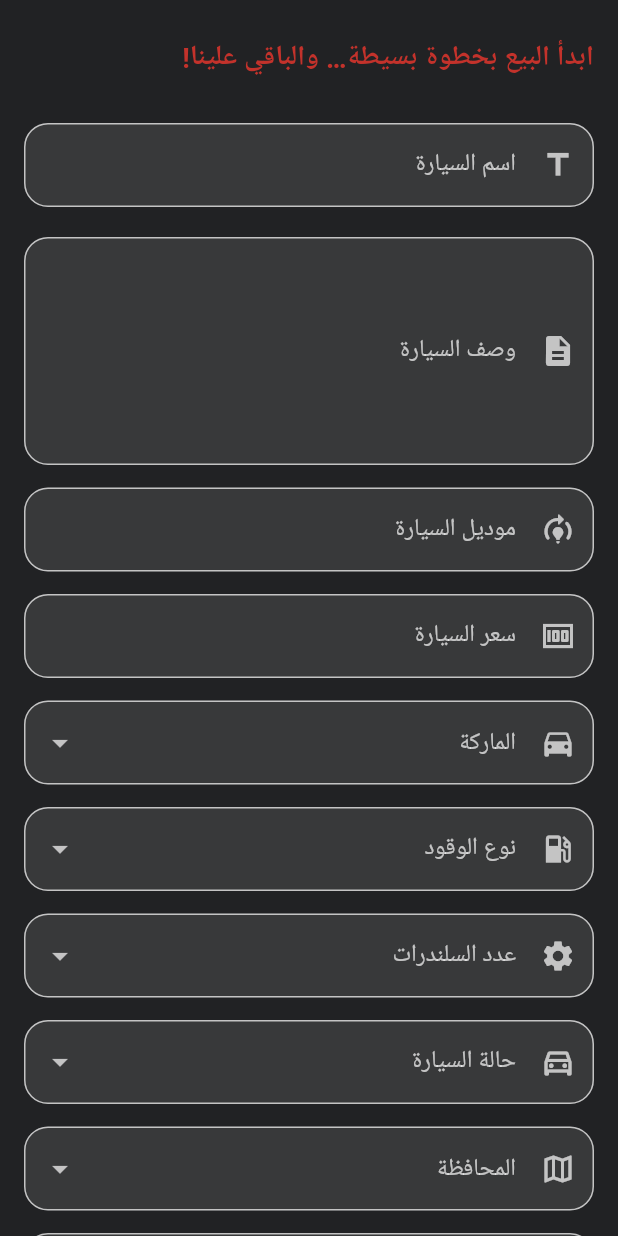
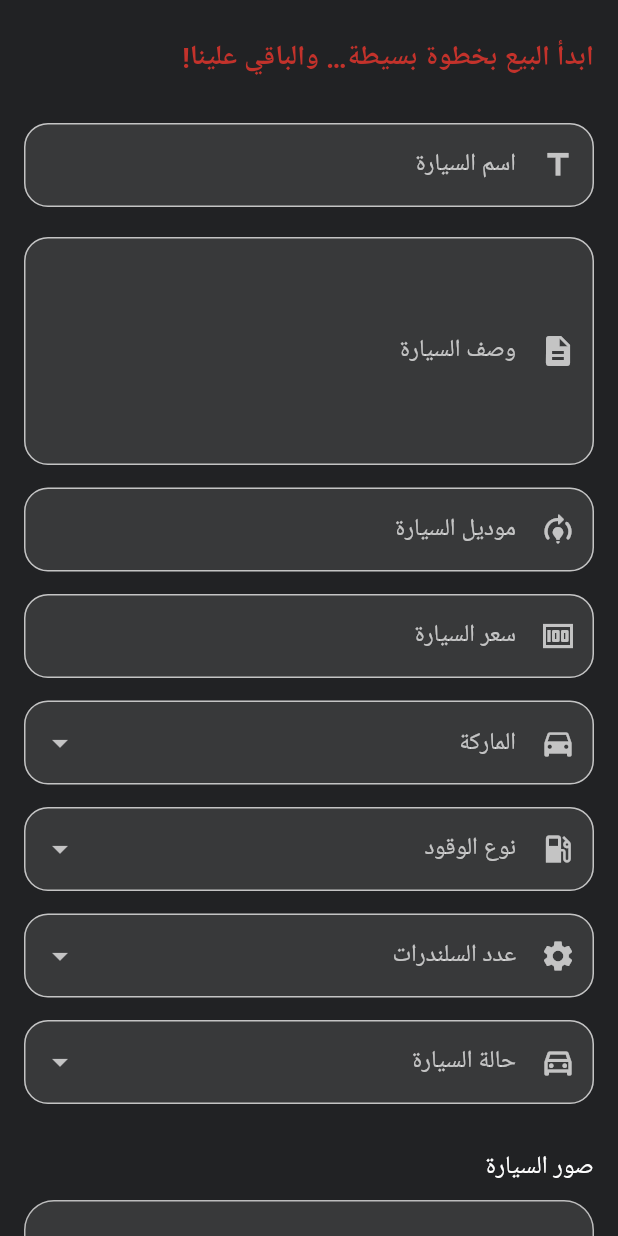
Before and after one commit to osama-ahmed-alsharabi/car-zone, a Flutter app: the CreateProductBody widget shown alone on an empty page, opened directly, on a phone screen of 412 x 824 dp. Run offline on Flutter 3.47's test engine with Material 3 defaults, Android fonts, the phone set to English and light mode, and no system bars; our stand-ins replace dio, firebase_auth, firebase_core, flutter_bloc, flutter_secure_storage, flutter_svg and 8 more; accounts and stored records are empty; network calls fail; Roboto replaces fonts that are missing (Cairo).

Commit message:
done with integrated the view model with the view and also add validation for the custom drop down widget and put the add car repo to the service

```diff
--- a/lib/core/helpers/service_locator.dart
+++ b/lib/core/helpers/service_locator.dart
@@ -10,6 +10,8 @@ import 'package:car_zone/features/auth/register/data/imp/register_repo_imp.dart'
 import 'package:car_zone/features/auth/register/data/repo/register_repo.dart';
 import 'package:car_zone/features/home/data/imp/home_imp.dart';
 import 'package:car_zone/features/home/data/repo/home_repo.dart';
+import 'package:car_zone/features/profile/data/imp/add_car_imp.dart';
+import 'package:car_zone/features/profile/data/repo/add_car_repo.dart';
 import 'package:dio/dio.dart';
 import 'package:firebase_auth/firebase_auth.dart';
 import 'package:flutter_secure_storage/flutter_secure_storage.dart';
@@ -28,6 +30,8 @@ Future<void> setupServiceLocator() async {
     SecureTokenStorage(const FlutterSecureStorage()),
   );
   getIt.registerSingleton<ApiHelper>(ApiHelper(dio: Dio()));
+
+  getIt.registerSingleton<AddCarRepo>(AddCarImp(api: getIt.get<ApiHelper>()));
   getIt.registerSingleton<LoginRepo>(
     LoginImp(
       firebaseAuth: FirebaseAuth.instance,
--- a/lib/core/widgets/custom_dropdown_form_field_widget.dart
+++ b/lib/core/widgets/custom_dropdown_form_field_widget.dart
@@ -6,6 +6,7 @@ class CustomDropdownFormFieldWidget extends StatelessWidget {
   final List<String> items;
   final String? value;
   final void Function(String?)? onChanged;
+  final String? Function(String?)? validator;
 
   const CustomDropdownFormFieldWidget({
     super.key,
@@ -14,11 +15,13 @@ class CustomDropdownFormFieldWidget extends StatelessWidget {
     required this.items,
     this.value,
     this.onChanged,
+    this.validator,
   });
 
   @override
   Widget build(BuildContext context) {
     return DropdownButtonFormField<String>(
+      validator: validator,
       value: value,
       onChanged: onChanged,
       dropdownColor: Colors.black87,
--- a/lib/features/profile/presentation/view/widgets/create_product_body.dart
+++ b/lib/features/profile/presentation/view/widgets/create_product_body.dart
@@ -1,9 +1,14 @@
+import 'dart:io';
+
+import 'package:car_zone/core/helpers/validator_helper.dart';
 import 'package:car_zone/core/utils/app_colors.dart';
 import 'package:car_zone/core/utils/app_text_style.dart';
 import 'package:car_zone/core/widgets/custom_dropdown_form_field_widget.dart';
 import 'package:car_zone/core/widgets/custom_text_from_field_widget.dart';
 import 'package:car_zone/core/widgets/custom_button_widget.dart';
+import 'package:car_zone/features/profile/presentation/view_model/add_car/add_car_cubit.dart';
 import 'package:flutter/material.dart';
+import 'package:flutter_bloc/flutter_bloc.dart';
 
 class CreateProductBody extends StatefulWidget {
   const CreateProductBody({super.key});
@@ -13,7 +18,6 @@ class CreateProductBody extends StatefulWidget {
 }
 
 class _CreateProductBodyState extends State<CreateProductBody> {
-  // Dropdown data
   final List<String> fuelItems = ["بترول", "غاز", "ديزل", "كهرباء", "هجين"];
   final List<String> selnderItems = ["4", "6", "8", "10", "12"];
   final List<String> conditionItems = ["جديدة", "مستعملة", "مصدومة"];
@@ -24,35 +28,26 @@ class _CreateProductBodyState extends State<CreateProductBody> {
     "مرسيدس",
     "هوندا",
   ];
-  final List<String> provinceItems = ["صنعاء", "عدن", "تعز", "حضرموت", "إب"];
-  final List<String> districtItems = [
-    "التحرير",
-    "السبعين",
-    "الزهرة",
-    "كريتر",
-    "خور مكسر",
-  ];
-
-  // Selected values
   String? fuelSelect;
   String? selnderSelect;
   String? conditionSelect;
   String? brandSelect;
-  String? provinceSelect;
-  String? districtSelect;
-
-  // Controllers
-  final TextEditingController nameController = TextEditingController();
+  File? selectedImage;
+  final TextEditingController titleController = TextEditingController();
   final TextEditingController descriptionController = TextEditingController();
   final TextEditingController modelController = TextEditingController();
   final TextEditingController priceController = TextEditingController();
   final TextEditingController latitudeController = TextEditingController();
   final TextEditingController longitudeController = TextEditingController();
-
+  GlobalKey<FormState> formKey = GlobalKey();
+  AutovalidateMode autovalidateMode = AutovalidateMode.disabled;
   @override
   Widget build(BuildContext context) {
     return SingleChildScrollView(
       padding: const EdgeInsets.symmetric(horizontal: 16, vertical: 10),
+      child: Form(
+        key: formKey,
+        autovalidateMode: autovalidateMode,
         child: Column(
           crossAxisAlignment: CrossAxisAlignment.start,
           children: [
@@ -65,12 +60,22 @@ class _CreateProductBodyState extends State<CreateProductBody> {
             ),
             const SizedBox(height: 30),
             CustomTextFormFieldWidget(
-            controller: nameController,
+              validator: (value) => ValidatorHelper.validateRequired(
+                value,
+                context: context,
+                fieldName: "اسم السيارة",
+              ),
+              controller: titleController,
               labelText: "اسم السيارة",
               icon: Icons.title,
             ),
             const SizedBox(height: 20),
             CustomTextFormFieldWidget(
+              validator: (value) => ValidatorHelper.validateRequired(
+                value,
+                context: context,
+                fieldName: "وصف السيارة",
+              ),
               controller: descriptionController,
               maxLines: 5,
               labelText: "وصف السيارة",
@@ -78,6 +83,11 @@ class _CreateProductBodyState extends State<CreateProductBody> {
             ),
             const SizedBox(height: 15),
             CustomTextFormFieldWidget(
+              validator: (value) => ValidatorHelper.validateRequired(
+                value,
+                context: context,
+                fieldName: "موديل السيارة",
+              ),
               controller: modelController,
               keyboardType: TextInputType.number,
               labelText: "موديل السيارة",
@@ -85,6 +95,11 @@ class _CreateProductBodyState extends State<CreateProductBody> {
             ),
             const SizedBox(height: 15),
             CustomTextFormFieldWidget(
+              validator: (value) => ValidatorHelper.validateRequired(
+                value,
+                context: context,
+                fieldName: "سعر السيارة",
+              ),
               controller: priceController,
               keyboardType: TextInputType.number,
               labelText: "سعر السيارة",
@@ -92,6 +107,11 @@ class _CreateProductBodyState extends State<CreateProductBody> {
             ),
             const SizedBox(height: 15),
             CustomDropdownFormFieldWidget(
+              validator: (value) => ValidatorHelper.validateRequired(
+                value,
+                context: context,
+                fieldName: "الماركة",
+              ),
               value: brandSelect,
               labelText: "الماركة",
               icon: Icons.directions_car,
@@ -103,6 +123,11 @@ class _CreateProductBodyState extends State<CreateProductBody> {
             ),
             const SizedBox(height: 15),
             CustomDropdownFormFieldWidget(
+              validator: (value) => ValidatorHelper.validateRequired(
+                value,
+                context: context,
+                fieldName: "نوع الوقود",
+              ),
               value: fuelSelect,
               labelText: "نوع الوقود",
               icon: Icons.local_gas_station,
@@ -114,6 +139,11 @@ class _CreateProductBodyState extends State<CreateProductBody> {
             ),
             const SizedBox(height: 15),
             CustomDropdownFormFieldWidget(
+              validator: (value) => ValidatorHelper.validateRequired(
+                value,
+                context: context,
+                fieldName: "عدد السلندرات",
+              ),
               value: selnderSelect,
               labelText: "عدد السلندرات",
               icon: Icons.settings,
@@ -125,6 +155,11 @@ class _CreateProductBodyState extends State<CreateProductBody> {
             ),
             const SizedBox(height: 15),
             CustomDropdownFormFieldWidget(
+              validator: (value) => ValidatorHelper.validateRequired(
+                value,
+                context: context,
+                fieldName: "حالة السيارة",
+              ),
               value: conditionSelect,
               labelText: "حالة السيارة",
               icon: Icons.directions_car_filled_outlined,
@@ -134,68 +169,72 @@ class _CreateProductBodyState extends State<CreateProductBody> {
                 setState(() {});
               },
             ),
-          const SizedBox(height: 15),
-          CustomDropdownFormFieldWidget(
-            value: provinceSelect,
-            labelText: "المحافظة",
-            icon: Icons.map_outlined,
-            items: provinceItems,
-            onChanged: (value) {
-              provinceSelect = value;
+            const SizedBox(height: 30),
+            Text("صور السيارة", style: context.textStyle.text16Regular),
+            const SizedBox(height: 10),
+            GestureDetector(
+              onTap: () async {
+                await BlocProvider.of<AddCarCubit>(context).pickImage();
                 setState(() {});
               },
+              child: Container(
+                width: double.infinity,
+                height: 220,
+                decoration: BoxDecoration(
+                  color: Colors.white10,
+                  borderRadius: BorderRadius.circular(20),
+                  border: Border.all(color: Colors.grey.shade400),
                 ),
-          const SizedBox(height: 15),
-          CustomDropdownFormFieldWidget(
-            value: districtSelect,
-            labelText: "المديرية",
-            icon: Icons.location_city,
-            items: districtItems,
-            onChanged: (value) {
-              districtSelect = value;
+                child:
+                    BlocProvider.of<AddCarCubit>(context).selectedImage == null
+                    ? Column(
+                        mainAxisAlignment: MainAxisAlignment.center,
+                        children: const [
+                          Icon(
+                            Icons.add_photo_alternate,
+                            size: 60,
+                            color: Colors.grey,
+                          ),
+                          SizedBox(height: 10),
+                          Text(
+                            "اضغط هنا لاضافة الصورة",
+                            style: TextStyle(fontSize: 16),
+                          ),
+                        ],
+                      )
+                    : ClipRRect(
+                        borderRadius: BorderRadius.circular(20),
+                        child: Image.file(
+                          BlocProvider.of<AddCarCubit>(context).selectedImage!,
+                          fit: BoxFit.cover,
+                          width: double.infinity,
+                        ),
+                      ),
+              ),
+            ),
+            const SizedBox(height: 40),
+            CustomButtonWidget(
+              text: "إضافة السيارة",
+              onPressed: () {
+                if (formKey.currentState!.validate()) {
+                  BlocProvider.of<AddCarCubit>(context).createProduct(
+                    title: titleController.text,
+                    description: descriptionController.text,
+                    model: modelController.text,
+                    price: priceController.text,
+                    condition: conditionSelect!,
+                    engineCylinders: selnderSelect!,
+                    fuelType: fuelSelect!,
+                    brandId: 1,
+                    provinceId: 1,
+                  );
+                } else {
+                  autovalidateMode = AutovalidateMode.always;
                   setState(() {});
+                }
               },
             ),
             const SizedBox(height: 30),
-          Text("صور السيارة", style: context.textStyle.text16Regular),
-          const SizedBox(height: 10),
-          Row(
-            children: [
-              Expanded(child: _buildImageBox("الصورة الرئيسية")),
-              const SizedBox(width: 10),
-              Expanded(child: _buildImageBox("صورة فرعية")),
-            ],
-          ),
-          const SizedBox(height: 40),
-          CustomButtonWidget(text: "إضافة السيارة", onPressed: () {}),
-          const SizedBox(height: 30),
-        ],
-      ),
-    );
-  }
-
-  Widget _buildImageBox(String title) {
-    return Container(
-      height: 140,
-      decoration: BoxDecoration(
-        color: Colors.white10,
-        borderRadius: BorderRadius.circular(16),
-        border: Border.all(color: Colors.white54),
-      ),
-      child: Center(
-        child: Column(
-          mainAxisAlignment: MainAxisAlignment.center,
-          children: [
-            const Icon(
-              Icons.add_photo_alternate_outlined,
-              color: Colors.white70,
-              size: 35,
-            ),
-            const SizedBox(height: 8),
-            Text(
-              title,
-              style: const TextStyle(color: Colors.white70, fontSize: 13),
-            ),
           ],
         ),
       ),
```
Also changed, not shown: lib/features/profile/presentation/view/create_product_view.dart (+8 -8 lines), lib/features/profile/presentation/view/widgets/create_product_bloc_consumer.dart (added, +52 -0 lines), lib/features/profile/presentation/view_model/add_car/add_car_cubit.dart (+5 -3 lines). Lines whose indentation alone changed are shown as unchanged.
